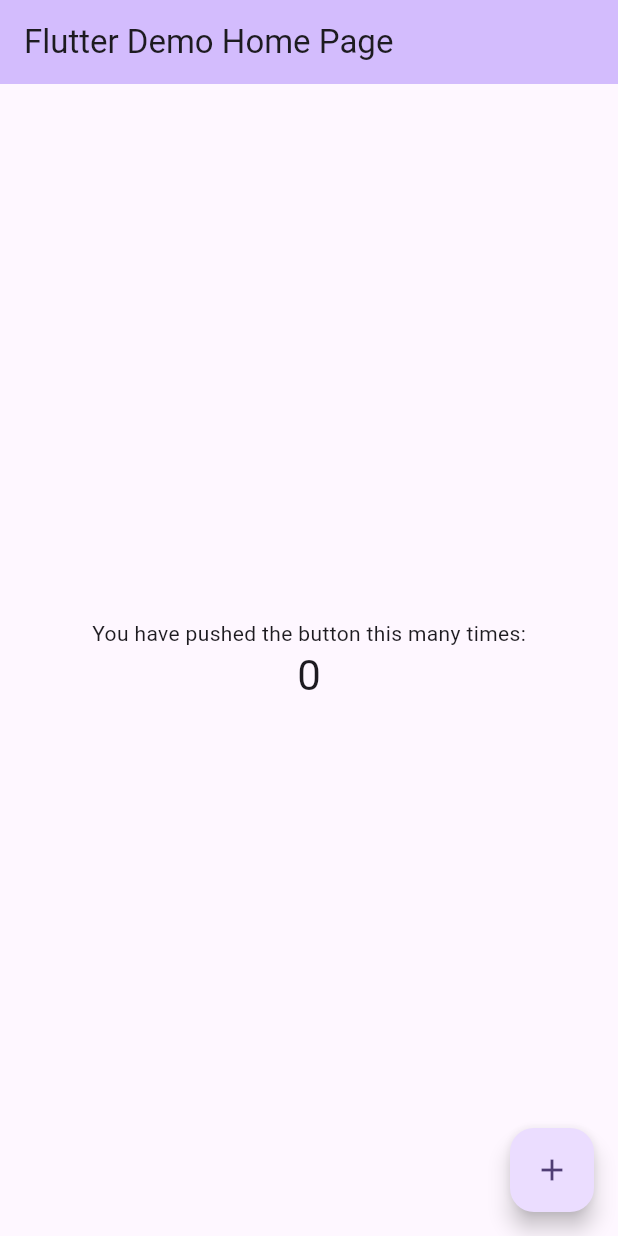
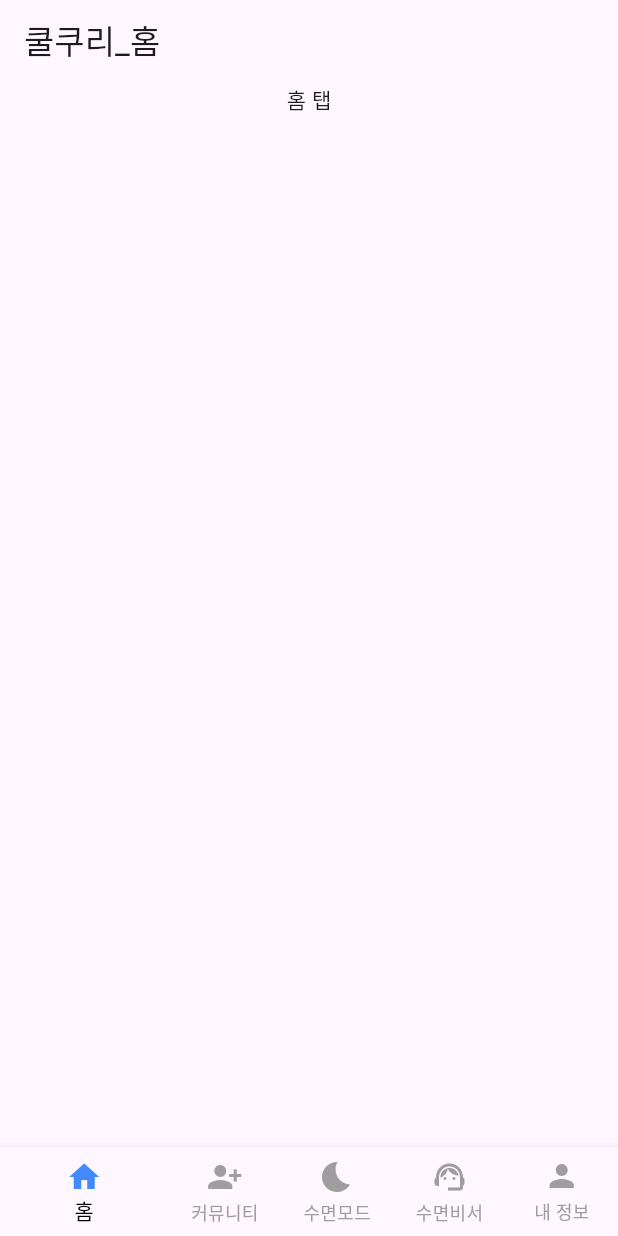
Before and after one commit to ksw6823/neulbo, a Flutter app: the screen it shows after launch, on a phone screen of 412 x 824 dp. Run offline on Flutter 3.47's test engine with Material 3 defaults, Android fonts, the light colour scheme and no system bars.

Commit message:
feat,chore : 바텀 네비게이션 바 추가 및 플러터 설정 변경 -바텀 네비게이션 바 틀 추가 -flutter upgrade를 통한 설정 업그레이드

```diff
--- /dev/null
+++ b/App/lib/Screen/community_screen.dart
@@ -0,0 +1,18 @@
+import 'package:flutter/material.dart';
+
+class CommunityScreen extends StatelessWidget {
+  const CommunityScreen({super.key});
+
+  @override
+  Widget build(BuildContext context) {
+    return Scaffold(
+      appBar: AppBar(
+        title: Text("쿨쿠리_커뮤니티"),
+      ),
+      body: Row(
+        mainAxisAlignment: MainAxisAlignment.center,
+        children: [Text("커뮤니티 탭")],
+      ),
+    );
+  }
+}
--- /dev/null
+++ b/App/lib/Screen/home_screen.dart
@@ -0,0 +1,18 @@
+import 'package:flutter/material.dart';
+
+class HomeScreen extends StatelessWidget {
+  const HomeScreen({super.key});
+
+  @override
+  Widget build(BuildContext context) {
+    return Scaffold(
+      appBar: AppBar(
+        title: Text("쿨쿠리_홈"),
+      ),
+      body: Row(
+        mainAxisAlignment: MainAxisAlignment.center,
+        children: [Text("홈 탭")],
+      ),
+    );
+  }
+}
--- /dev/null
+++ b/App/lib/Screen/main_screen.dart
@@ -0,0 +1,69 @@
+import 'package:flutter/material.dart';
+import 'package:neulbo/Screen/sleepai_screen.dart';
+import 'package:neulbo/Screen/sleepmode_screen.dart';
+
+import 'community_screen.dart';
+import 'home_screen.dart';
+import 'myprofile_screen.dart';
+
+class MainScreen extends StatefulWidget {
+  const MainScreen({super.key});
+
+  @override
+  State<MainScreen> createState() => _MainScreenState();
+}
+
+class _MainScreenState extends State<MainScreen> {
+  int _selectedIndex = 0;
+
+  final List<Widget> _Tap = [
+    /// 홈 탭
+    HomeScreen(),
+
+    /// 커뮤니티 탭
+    CommunityScreen(),
+
+    /// 수면모드 탭
+    SleepModeScreen(),
+
+    /// 수면 인공비서 탭
+    SleepAIScreen(),
+
+    /// 내 정보 탭
+    MyProfileScreen(),
+  ];
+
+  void _onItemTapped(int index) {
+    setState(() {
+      _selectedIndex = index;
+    });
+  }
+
+  @override
+  Widget build(BuildContext context) {
+    return Scaffold(
+      body: IndexedStack(
+        index: _selectedIndex,
+        children: _Tap,
+      ),
+      bottomNavigationBar: BottomNavigationBar(
+        /// 바텀 탭바 스타일 ///
+        backgroundColor: Colors.white,
+        selectedItemColor: Colors.black,
+        unselectedItemColor: Colors.grey,
+        unselectedIconTheme: IconThemeData(color: Colors.grey),
+        showUnselectedLabels: true,
+        currentIndex: _selectedIndex,
+        selectedIconTheme: IconThemeData(color: Colors.blueAccent),
+        onTap: _onItemTapped,
+        items: const [
+          BottomNavigationBarItem(icon: Icon(Icons.home), label: '홈'),
+          BottomNavigationBarItem(icon: Icon(Icons.person_add_alt_1_sharp), label: '커뮤니티'),
+          BottomNavigationBarItem(icon: Icon(Icons.bedtime_sharp), label: '수면모드'),
+          BottomNavigationBarItem(icon: Icon(Icons.support_agent_outlined), label: '수면비서'),
+          BottomNavigationBarItem(icon: Icon(Icons.person), label: '내 정보'),
+        ],
+      ),
+    );
+  }
+}
--- a/App/lib/main.dart
+++ b/App/lib/main.dart
@@ -1,125 +1,9 @@
 import 'package:flutter/material.dart';
 
+import 'Screen/main_screen.dart';
+
 void main() {
-  runApp(const MyApp());
+  runApp(const MaterialApp(
+    home: MainScreen(),
+  ));
 }
-
-class MyApp extends StatelessWidget {
-  const MyApp({super.key});
-
-  // This widget is the root of your application.
-  @override
-  Widget build(BuildContext context) {
-    return MaterialApp(
-      title: 'Flutter Demo',
-      theme: ThemeData(
-        // This is the theme of your application.
-        //
-        // TRY THIS: Try running your application with "flutter run". You'll see
-        // the application has a purple toolbar. Then, without quitting the app,
-        // try changing the seedColor in the colorScheme below to Colors.green
-        // and then invoke "hot reload" (save your changes or press the "hot
-        // reload" button in a Flutter-supported IDE, or press "r" if you used
-        // the command line to start the app).
-        //
-        // Notice that the counter didn't reset back to zero; the application
-        // state is not lost during the reload. To reset the state, use hot
-        // restart instead.
-        //
-        // This works for code too, not just values: Most code changes can be
-        // tested with just a hot reload.
-        colorScheme: ColorScheme.fromSeed(seedColor: Colors.deepPurple),
-        useMaterial3: true,
-      ),
-      home: const MyHomePage(title: 'Flutter Demo Home Page'),
-    );
-  }
-}
-
-class MyHomePage extends StatefulWidget {
-  const MyHomePage({super.key, required this.title});
-
-  // This widget is the home page of your application. It is stateful, meaning
-  // that it has a State object (defined below) that contains fields that affect
-  // how it looks.
-
-  // This class is the configuration for the state. It holds the values (in this
-  // case the title) provided by the parent (in this case the App widget) and
-  // used by the build method of the State. Fields in a Widget subclass are
-  // always marked "final".
-
-  final String title;
-
-  @override
-  State<MyHomePage> createState() => _MyHomePageState();
-}
-
-class _MyHomePageState extends State<MyHomePage> {
-  int _counter = 0;
-
-  void _incrementCounter() {
-    setState(() {
-      // This call to setState tells the Flutter framework that something has
-      // changed in this State, which causes it to rerun the build method below
-      // so that the display can reflect the updated values. If we changed
-      // _counter without calling setState(), then the build method would not be
-      // called again, and so nothing would appear to happen.
-      _counter++;
-    });
-  }
-
-  @override
-  Widget build(BuildContext context) {
-    // This method is rerun every time setState is called, for instance as done
-    // by the _incrementCounter method above.
-    //
-    // The Flutter framework has been optimized to make rerunning build methods
-    // fast, so that you can just rebuild anything that needs updating rather
-    // than having to individually change instances of widgets.
-    return Scaffold(
-      appBar: AppBar(
-        // TRY THIS: Try changing the color here to a specific color (to
-        // Colors.amber, perhaps?) and trigger a hot reload to see the AppBar
-        // change color while the other colors stay the same.
-        backgroundColor: Theme.of(context).colorScheme.inversePrimary,
-        // Here we take the value from the MyHomePage object that was created by
-        // the App.build method, and use it to set our appbar title.
-        title: Text(widget.title),
-      ),
-      body: Center(
-        // Center is a layout widget. It takes a single child and positions it
-        // in the middle of the parent.
-        child: Column(
-          // Column is also a layout widget. It takes a list of children and
-          // arranges them vertically. By default, it sizes itself to fit its
-          // children horizontally, and tries to be as tall as its parent.
-          //
-          // Column has various properties to control how it sizes itself and
-          // how it positions its children. Here we use mainAxisAlignment to
-          // center the children vertically; the main axis here is the vertical
-          // axis because Columns are vertical (the cross axis would be
-          // horizontal).
-          //
-          // TRY THIS: Invoke "debug painting" (choose the "Toggle Debug Paint"
-          // action in the IDE, or press "p" in the console), to see the
-          // wireframe for each widget.
-          mainAxisAlignment: MainAxisAlignment.center,
-          children: <Widget>[
-            const Text(
-              'You have pushed the button this many times:',
-            ),
-            Text(
-              '$_counter',
-              style: Theme.of(context).textTheme.headlineMedium,
-            ),
-          ],
-        ),
-      ),
-      floatingActionButton: FloatingActionButton(
-        onPressed: _incrementCounter,
-        tooltip: 'Increment',
-        child: const Icon(Icons.add),
-      ), // This trailing comma makes auto-formatting nicer for build methods.
-    );
-  }
-}
```
Also changed, not shown: App/lib/Screen/myprofile_screen.dart (added, +18 -0 lines), App/lib/Screen/sleepai_screen.dart (added, +18 -0 lines), App/lib/Screen/sleepmode_screen.dart (added, +18 -0 lines), 614 other files.
